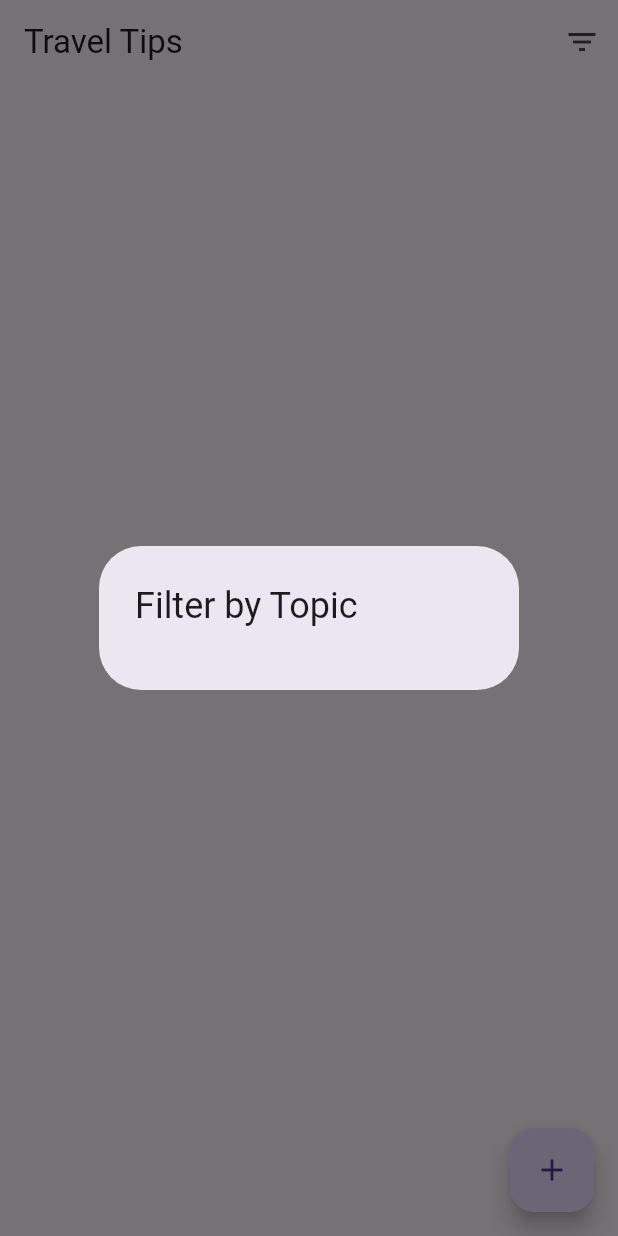
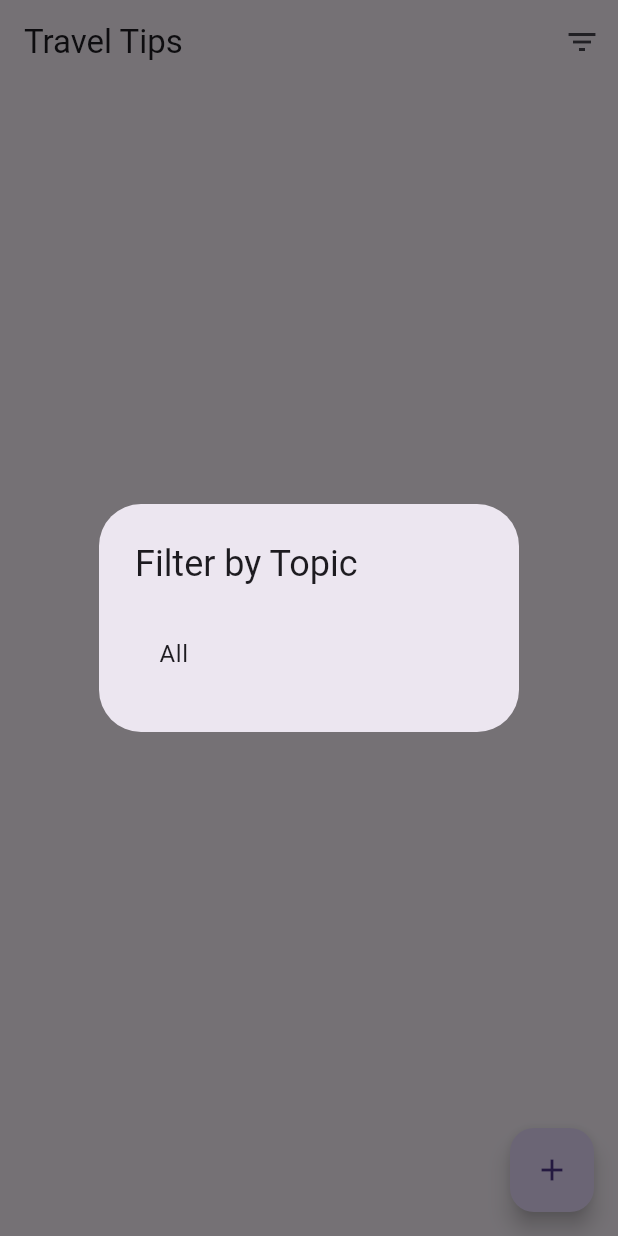
Before and after one commit to tranMinhTien2k3/Mobile_App_Travel_Community, a Flutter app: the expPage screen opened by its route, after a tap on the "filter list" icon, on a phone screen of 412 x 824 dp. Run offline on Flutter 3.47's test engine with Material 3 defaults, Android fonts, the phone set to English and light mode, and no system bars; our stand-ins replace animated_text_kit, carousel_slider, cloud_firestore, dartz, dio, firebase_auth and 18 more; missing offline and left inert: comment_box, flutter_facebook_auth; accounts and stored records are empty.

Commit message:
Filter information by topic

```diff
--- a/lib/Views/exp_page.dart
+++ b/lib/Views/exp_page.dart
@@ -23,11 +23,11 @@ class _expPageState extends ConsumerState<expPage> {
       FirebaseDatabase.instance.ref().child("Users");
   final DatabaseReference tipsRef =
       FirebaseDatabase.instance.ref().child("Tips");
-  String selectedFilter = '';
+  String selectedFilter = 'All';
 
   void showFilterDialog() async {
     List<String> themes = await getAllThemes();
-
+    themes.insert(0, "All");
     showDialog(
       context: context,
       builder: (BuildContext context) {
@@ -90,7 +90,7 @@ class _expPageState extends ConsumerState<expPage> {
             }
 
             final List<Map<dynamic, dynamic>> tips = [];
-
+            if (selectedFilter == "All") {
               tipsMap.forEach((key, value) {
                 if (value is Map<dynamic, dynamic>) {
                   Map<String, dynamic> tip = value.cast<String, dynamic>();
@@ -98,6 +98,18 @@ class _expPageState extends ConsumerState<expPage> {
                   tips.add(tip);
                 }
               });
+            } else {
+              tipsMap.forEach((key, value) {
+                if (value is Map<dynamic, dynamic>) {
+                  Map<String, dynamic> tip = value.cast<String, dynamic>();
+                  tip['id'] = key;
+                  if (selectedFilter.isEmpty ||
+                      tip['theme'] == selectedFilter) {
+                    tips.add(tip);
+                  }
+                }
+              });
+            }
 
             return ListView.builder(
               itemCount: tips.length,
```
Lines whose indentation alone changed are shown as unchanged.
